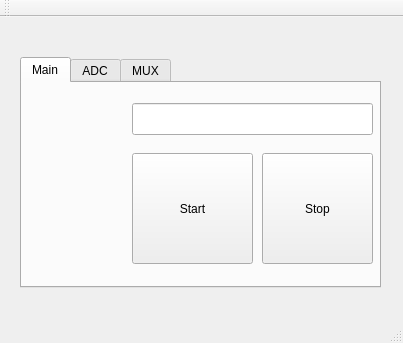
joelcjohnson/MusicScoringApparatus, file ui/mainwindow.ui: the form before one commit.
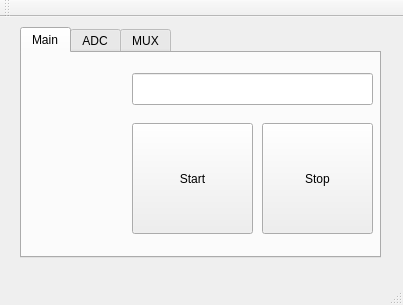
The form after the commit.

Patch:
```diff
--- a/ui/mainwindow.ui
+++ b/ui/mainwindow.ui
@@ -7,7 +7,7 @@
     <x>0</x>
     <y>0</y>
     <width>403</width>
-    <height>343</height>
+    <height>305</height>
    </rect>
   </property>
   <property name="windowTitle">
@@ -18,7 +18,7 @@
     <property name="geometry">
      <rect>
       <x>20</x>
-      <y>40</y>
+      <y>10</y>
       <width>361</width>
       <height>231</height>
      </rect>
```
